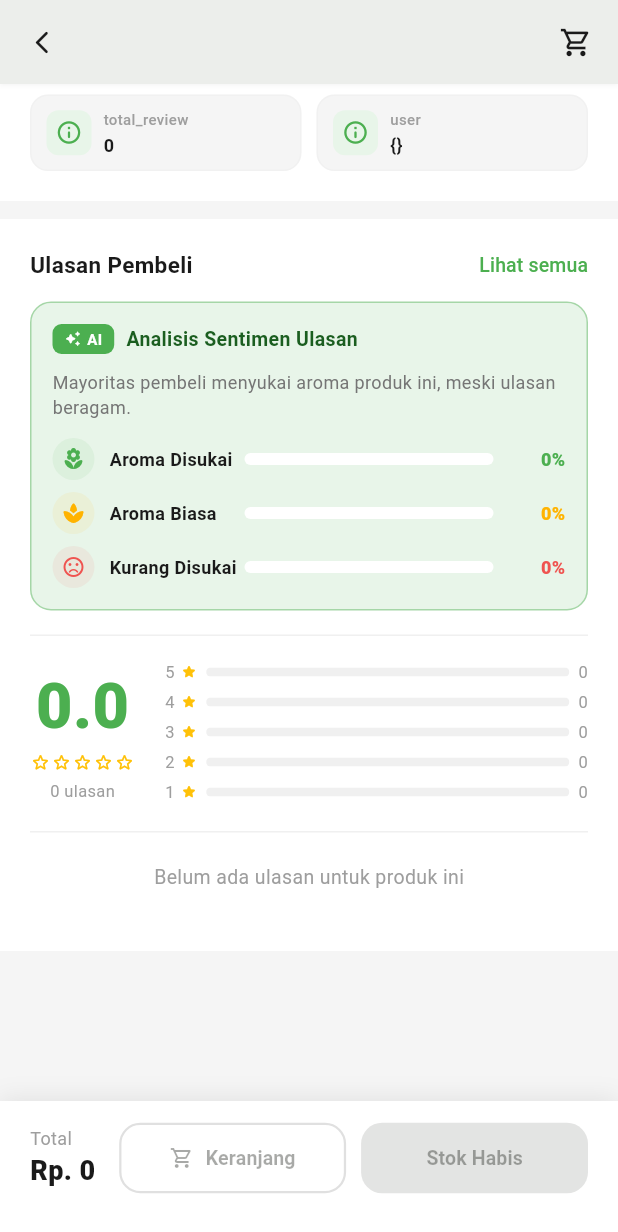
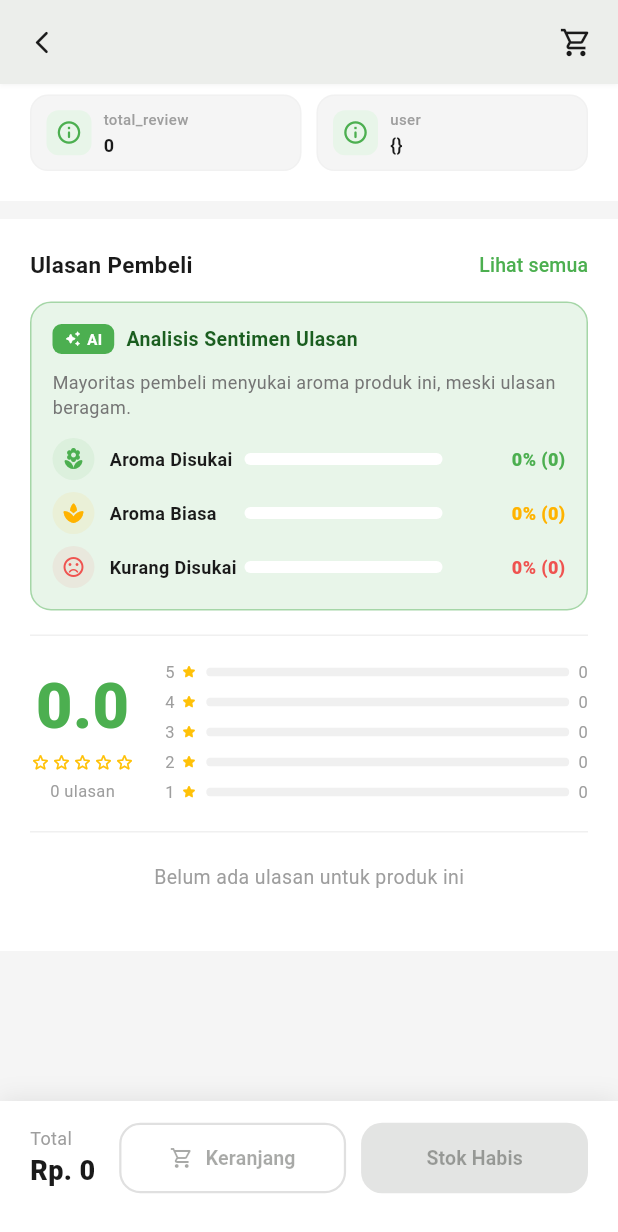
Before and after one commit to leoafif13/EnzyLife, a Flutter app: the ProductDetailScreen screen opened directly with empty values, scrolled down 1543 dp, on a phone screen of 412 x 824 dp. Shown: the top 1232 px of the screen. Run offline on Flutter 3.47's test engine with Material 3 defaults, Android fonts, the phone set to English and light mode, and no system bars; our stand-ins replace google_sign_in, pdf, printing, shared_preferences, youtube_player_iframe; missing offline and left inert: dart:js; accounts and stored records are empty; network calls fail.

Commit message:
hotfix tampilan sentimen card & google auth

```diff
--- a/EnzyLife_AI/chat_logs.json
+++ b/EnzyLife_AI/chat_logs.json
@@ -133,5 +133,10 @@
         "question": "Cara membuat Eco Enzyme?",
         "answer": "Halo! Sebagai chatbot resmi EnzyLife, saya akan bantu menjawab pertanyaan Anda.\n\nUntuk membuat Eco Enzyme, Anda perlu mengikuti rasio berikut:\n*   1 bagian gula merah/molase\n*   3 bagian limbah organik (seperti kulit buah dan sayuran)\n*   10 bagian air\n\nSetelah bahan-bahan dicampurkan, waktu fermentasi minimal adalah 3 bulan.",
         "created_at": "2026-07-01 14:49:42.320833"
+    },
+    {
+        "question": "Apa itu Eco Enzyme?",
+        "answer": "Eco Enzyme adalah cairan hasil fermentasi limbah organik seperti kulit buah dan sayuran menggunakan gula merah atau molase dan air.",
+        "created_at": "2026-07-05 20:40:08.132397"
     }
 ]
--- a/EnzyLife_Flutter/lib/belanja/detail_produk_page.dart
+++ b/EnzyLife_Flutter/lib/belanja/detail_produk_page.dart
@@ -515,6 +515,7 @@ class _ProductDetailScreenState extends State<ProductDetailScreen> {
                             positif: _positif,
                             netral: _netral,
                             negatif: _negatif,
+                            totalReviews: _totalReviews,
                           ),
 
                           const SizedBox(height: 16),
--- a/EnzyLife_Flutter/lib/belanja/widgets/sentimen_ai_card.dart
+++ b/EnzyLife_Flutter/lib/belanja/widgets/sentimen_ai_card.dart
@@ -5,12 +5,14 @@ class SentimenAI extends StatelessWidget {
   final double positif;
   final double netral;
   final double negatif;
+  final int totalReviews;
 
   const SentimenAI({
     super.key,
     required this.positif,
     required this.netral,
     required this.negatif,
+    this.totalReviews = 0,
   });
 
   @override
@@ -61,6 +63,7 @@ class SentimenAI extends StatelessWidget {
           SentimenBar(
             label: 'Aroma Disukai',
             value: positif,
+            count: (positif * totalReviews).round(),
             color: AppColors.green500,
             icon: Icons.local_florist_rounded,
           ),
@@ -68,6 +71,7 @@ class SentimenAI extends StatelessWidget {
           SentimenBar(
             label: 'Aroma Biasa',
             value: netral,
+            count: (netral * totalReviews).round(),
             color: const Color(0xFFFFB300),
             icon: Icons.spa_rounded,
           ),
@@ -75,6 +79,7 @@ class SentimenAI extends StatelessWidget {
           SentimenBar(
             label: 'Kurang Disukai',
             value: negatif,
+            count: (negatif * totalReviews).round(),
             color: Colors.red[400]!,
             icon: Icons.sentiment_dissatisfied_rounded,
           ),
@@ -87,12 +92,14 @@ class SentimenAI extends StatelessWidget {
 class SentimenBar extends StatelessWidget {
   final String label;
   final double value;
+  final int count;
   final Color color;
   final IconData icon;
   const SentimenBar({
     super.key,
     required this.label,
     required this.value,
+    this.count = 0,
     required this.color,
     required this.icon,
   });
@@ -151,8 +158,8 @@ class SentimenBar extends StatelessWidget {
         ),
         const SizedBox(width: 12),
         SizedBox(
-          width: 36,
-          child: Text('$pct%', style: TextStyle(fontSize: 12, fontWeight: FontWeight.w800, color: color), textAlign: TextAlign.right),
+          width: 70,
+          child: Text('$pct% ($count)', style: TextStyle(fontSize: 12, fontWeight: FontWeight.w800, color: color), textAlign: TextAlign.right),
         ),
       ],
     );
```
Also changed, not shown: EnzyLife_Flutter/lib/auth/login_page.dart (+9 -0 lines), EnzyLife_Flutter/lib/auth/register_page.dart (+9 -0 lines), 2 other files.
